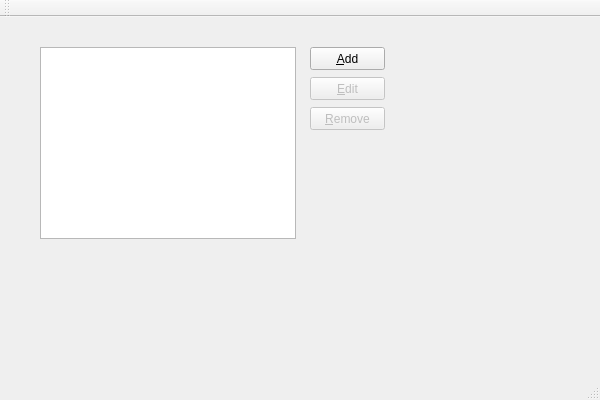
First picture: the form in source/mainwindow.ui, repository martin-kudlicka/compact-ntfs, before the edit.
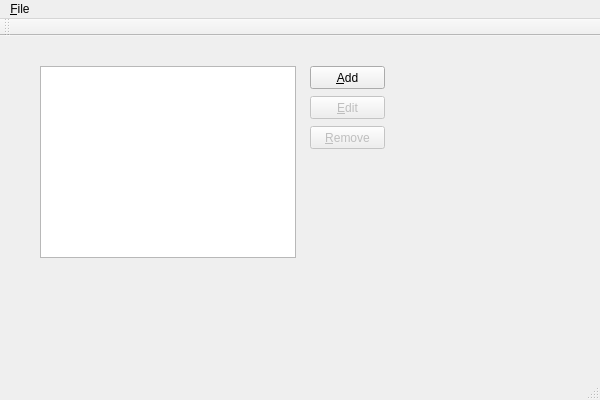
Second picture: the form after the edit.

The edit to the form file:
```diff
--- a/source/mainwindow.ui
+++ b/source/mainwindow.ui
@@ -85,6 +85,13 @@
      <height>21</height>
     </rect>
    </property>
+   <widget class="QMenu" name="menu_File">
+    <property name="title">
+     <string>&amp;File</string>
+    </property>
+    <addaction name="action_Exit"/>
+   </widget>
+   <addaction name="menu_File"/>
   </widget>
   <widget class="QToolBar" name="mainToolBar">
    <attribute name="toolBarArea">
```
Left out of the diff: 24 changed lines with no effect on the pictures.
